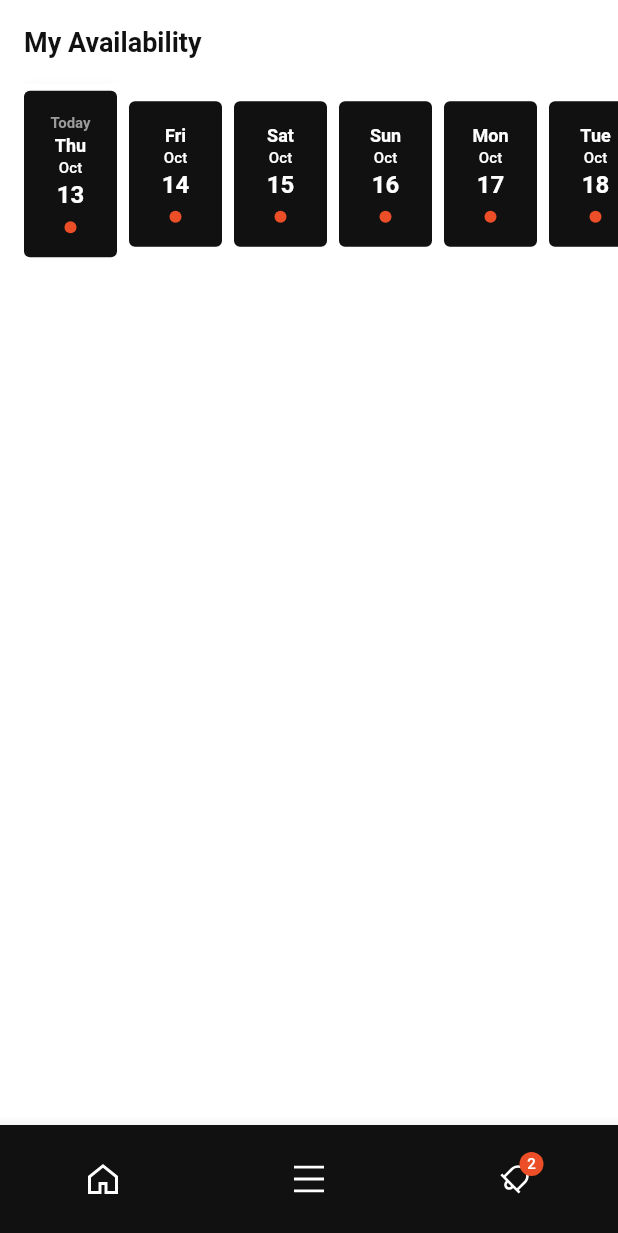
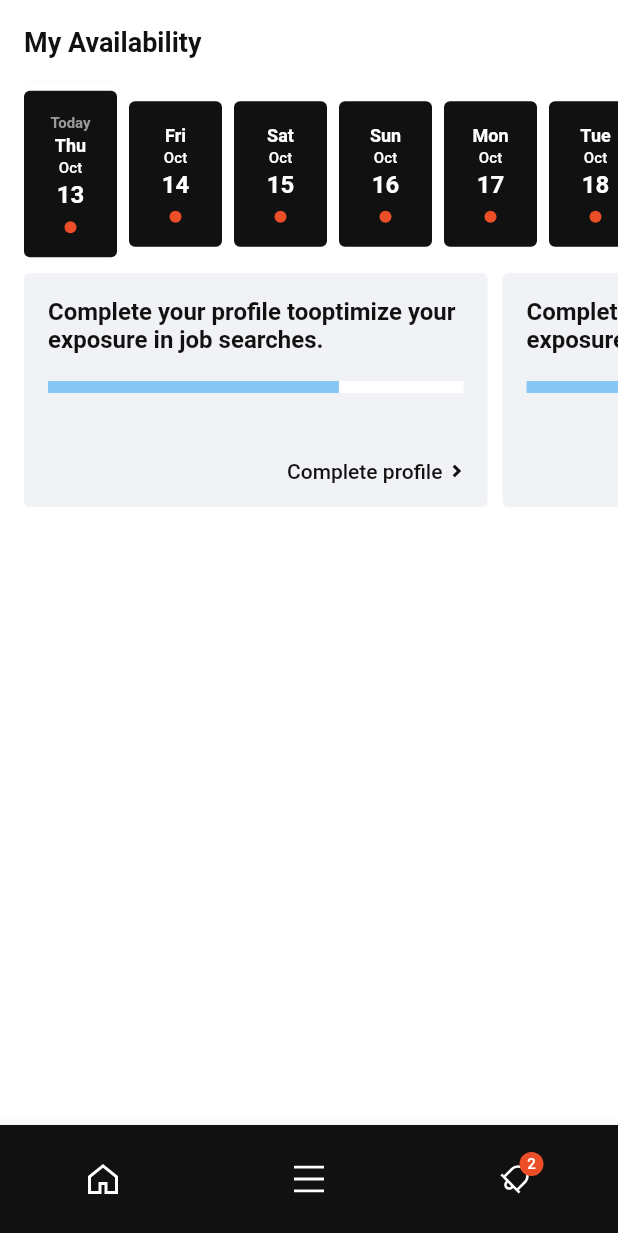
Before and after one commit to zatovagul/qyre_test_app, a Flutter app: the screen it shows after launch, on a phone screen of 412 x 824 dp. Shown: the top 1233 px of the screen. Run offline on Flutter 3.47's test engine with Material 2 defaults, Android fonts, the phone set to English and light mode, and no system bars; our stand-ins replace auto_route, flutter_bloc, flutter_svg, get_it, injectable; Roboto replaces fonts that are missing (Matter).

Commit message:
Q2: Tasks List

```diff
--- a/lib/constants/app_images.dart
+++ b/lib/constants/app_images.dart
@@ -4,4 +4,5 @@ class AppImages {
   static const home = '$_svgDir/home.svg';
   static const menu = '$_svgDir/menu.svg';
   static const notification = '$_svgDir/notification.svg';
+  static const arrowRight = '$_svgDir/arrow_right.svg';
 }
--- a/lib/l10n/app_en.arb
+++ b/lib/l10n/app_en.arb
@@ -1,5 +1,7 @@
 {
   "@@locale": "en",
   "myAvailabiliy": "My Availability",
-  "today": "Today"
+  "today": "Today",
+  "completeYourProfileTitle": "Complete your profile tooptimize your exposure in job searches.",
+  "completeProfile": "Complete profile"
 }
--- /dev/null
+++ b/lib/ui/pages/home/components/task_view.dart
@@ -0,0 +1,71 @@
+import 'package:flutter/material.dart';
+import 'package:flutter_svg/svg.dart';
+
+import '../../../../constants/app_images.dart';
+
+class TaskView extends StatelessWidget {
+  final String title;
+  final double progress;
+  final String buttonText;
+
+  const TaskView({
+    super.key,
+    required this.title,
+    required this.progress,
+    required this.buttonText,
+  }) : assert(progress >= 0 && progress <= 1);
+
+  @override
+  Widget build(BuildContext context) {
+    final theme = Theme.of(context);
+    final colorScheme = theme.colorScheme;
+
+    final width = MediaQuery.of(context).size.width * 0.75;
+    return Container(
+      height: 136,
+      width: width,
+      padding: const EdgeInsets.all(16),
+      decoration: BoxDecoration(
+        borderRadius: BorderRadius.circular(4),
+        color: colorScheme.onBackground,
+      ),
+      child: Column(
+        children: [
+          _buildTitle(context),
+          const SizedBox(height: 18),
+          _buildProgress(context),
+          const Spacer(),
+          _buildButton(context),
+        ],
+      ),
+    );
+  }
+
+  Widget _buildTitle(BuildContext context) {
+    return Text(title);
+  }
+
+  Widget _buildProgress(BuildContext context) {
+    final colorScheme = Theme.of(context).colorScheme;
+    return LinearProgressIndicator(
+      minHeight: 8,
+      value: progress,
+      color: colorScheme.primaryContainer,
+    );
+  }
+
+  Widget _buildButton(BuildContext context) {
+    final textTheme = Theme.of(context).textTheme;
+    return Row(
+      mainAxisAlignment: MainAxisAlignment.end,
+      children: [
+        Text(
+          buttonText,
+          style: textTheme.bodyText1,
+        ),
+        const SizedBox(width: 4),
+        SvgPicture.asset(AppImages.arrowRight)
+      ],
+    );
+  }
+}
--- a/lib/ui/pages/home/home_tab.dart
+++ b/lib/ui/pages/home/home_tab.dart
@@ -10,6 +10,7 @@ import '../../utils/theme_mixin.dart';
 import '../../views/calendar/calendar_day_small_view.dart';
 import '../../views/calendar/calendar_day_view.dart';
 import '../../views/expand_stack.dart';
+import 'components/task_view.dart';
 
 class HomeTab extends StatefulWidget {
   const HomeTab({super.key});
@@ -50,6 +51,7 @@ class _HomeTabState extends State<HomeTab> with ThemeMixin {
             slivers: [
               _buildAppBar(),
               _buildCalendar(),
+              _buildTasks(),
               const SliverToBoxAdapter(
                 child: SizedBox(height: 1000),
               )
@@ -77,7 +79,7 @@ class _HomeTabState extends State<HomeTab> with ThemeMixin {
       builder: (context, expand, child) {
         return ExpandStack(
           expand: expand,
-          child: Container(
+          child: SizedBox(
             height: 46,
             child: Stack(
               children: [
@@ -88,6 +90,7 @@ class _HomeTabState extends State<HomeTab> with ThemeMixin {
                     height: 36,
                     child: ListView.builder(
                       scrollDirection: Axis.horizontal,
+                      physics: const BouncingScrollPhysics(),
                       itemBuilder: (context, index) {
                         final date = DateUtil.today.add(Duration(days: index));
                         final child = CalendarDaySmallView(date: date);
@@ -118,6 +121,7 @@ class _HomeTabState extends State<HomeTab> with ThemeMixin {
           height: 112,
           child: ListView.builder(
             scrollDirection: Axis.horizontal,
+            physics: const BouncingScrollPhysics(),
             itemBuilder: (context, index) {
               final date = DateUtil.today.add(Duration(days: index));
               final child = CalendarDayView(date: date);
@@ -145,4 +149,31 @@ class _HomeTabState extends State<HomeTab> with ThemeMixin {
       ),
     );
   }
+
+  Widget _buildTasks() {
+    return SliverToBoxAdapter(
+      child: SizedBox(
+        height: 156,
+        child: ListView(
+          scrollDirection: Axis.horizontal,
+          physics: const BouncingScrollPhysics(),
+          children: [
+            const SizedBox(width: 16),
+            TaskView(
+              title: context.strings.completeYourProfileTitle,
+              progress: 0.7,
+              buttonText: context.strings.completeProfile,
+            ),
+            const SizedBox(width: 10),
+            TaskView(
+              title: context.strings.completeYourProfileTitle,
+              progress: 0.7,
+              buttonText: context.strings.completeProfile,
+            ),
+            const SizedBox(width: 16),
+          ],
+        ),
+      ),
+    );
+  }
 }
```
Also changed, not shown: assets/svg/arrow_right.svg (added), lib/l10n/generated/app_localizations.dart, lib/l10n/generated/app_localizations_en.dart.
